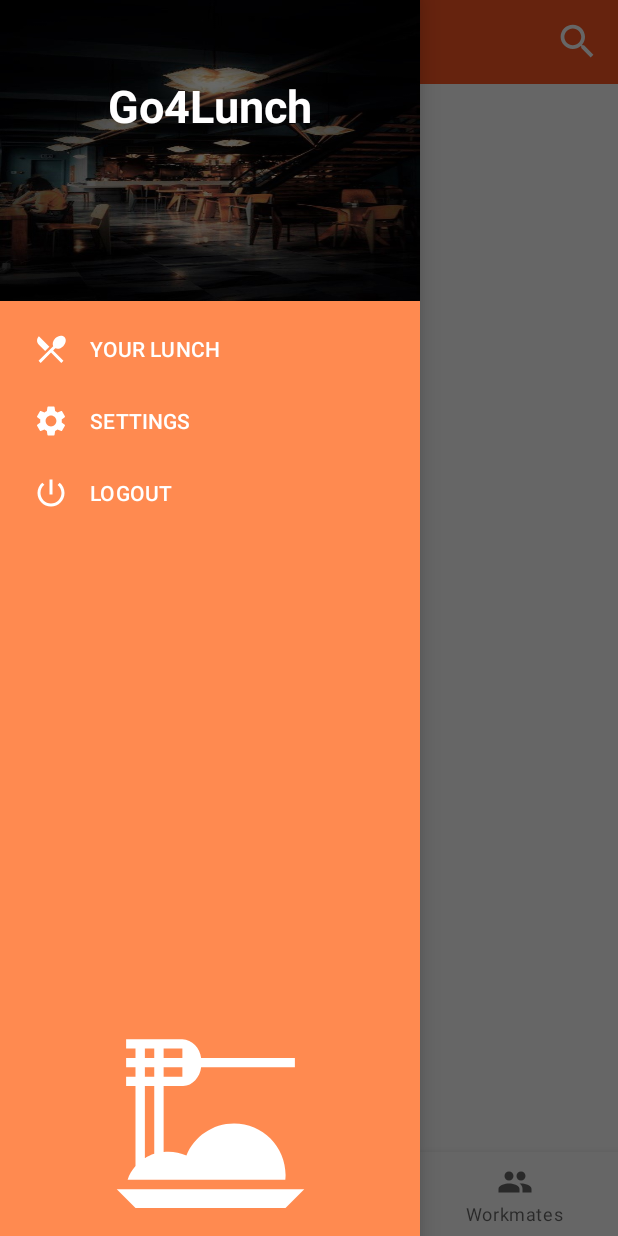
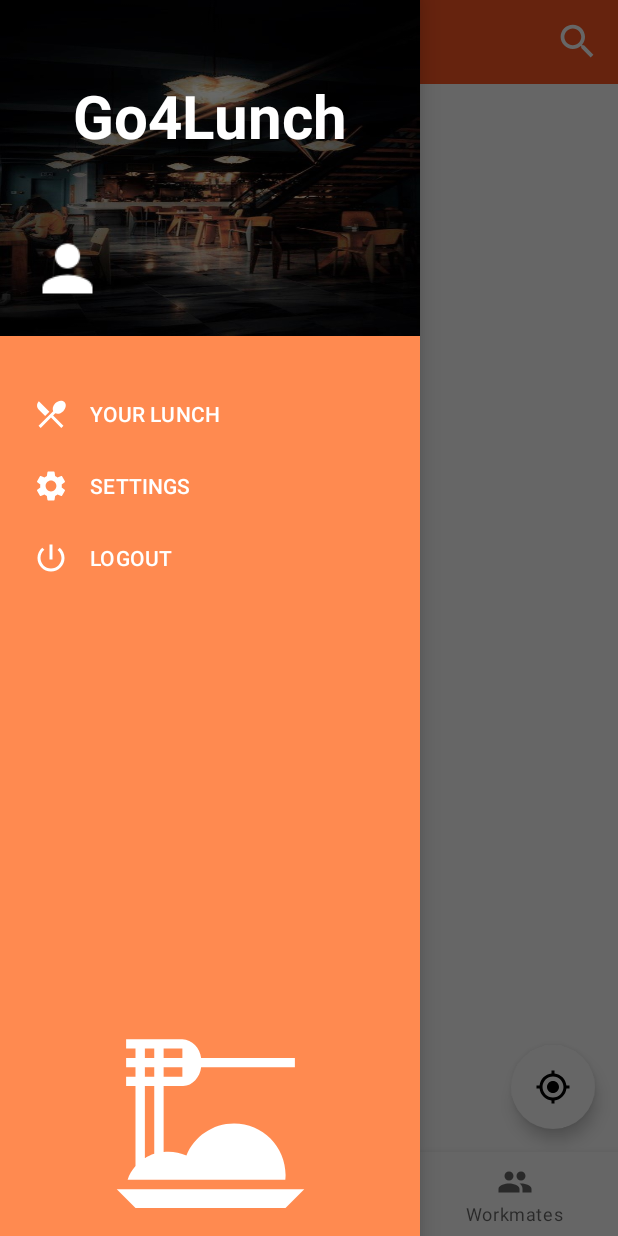
Before and after one commit to lucafrigeni1/P7-Go4Lunch, an Android app: the screen it shows after launch once a user with an empty profile is signed in (MainActivity), with the side drawer open, on a phone screen of 412 x 824 dp. Run offline under Robolectric (Android 15) with nearby library versions, the phone set to English and light mode, and no system bars; our stand-ins replace Firebase (no records; nobody signed in at launch, a user with empty details on screens opened directly); libraries missing offline, so code that uses them is left out: com.firebase.ui.

```diff
--- a/app/src/main/AndroidManifest.xml
+++ b/app/src/main/AndroidManifest.xml
@@ -37,9 +37,6 @@
             </intent-filter>
         </activity>
         <activity android:name=".UI.Activity.MainActivity"/>
-        <activity
-            android:name=".UI.Fragments.MapsFragment"
-            android:label="@string/title_activity_maps"/>
     </application>
 
 </manifest>
--- a/app/src/main/java/com/example/go4lunch/DI/ViewModelFactory.java
+++ b/app/src/main/java/com/example/go4lunch/DI/ViewModelFactory.java
@@ -29,9 +29,9 @@ public class ViewModelFactory implements ViewModelProvider.Factory {
     @Override
     public <T extends ViewModel> T create(@NonNull Class<T> modelClass) {
         if (modelClass.isAssignableFrom(RestaurantViewModel.class)){
-            //return (T) new RestaurantViewModel(mRestaurantDataRepository, mExecutor);
+            return (T) new RestaurantViewModel(mRestaurantDataRepository, mExecutor);
         } else if (modelClass.isAssignableFrom(WorkerViewModel.class)){
-            //return (T) new WorkerViewModel(mWorkerDataRepository, mExecutor);
+            return (T) new WorkerViewModel(mWorkerDataRepository, mExecutor);
         }
         throw new IllegalArgumentException("Unknown ViewModel class");
     }
--- a/app/src/main/java/com/example/go4lunch/UI/Activity/MainActivity.java
+++ b/app/src/main/java/com/example/go4lunch/UI/Activity/MainActivity.java
@@ -1,9 +1,12 @@
 package com.example.go4lunch.UI.Activity;
 
+import android.annotation.SuppressLint;
 import android.content.Intent;
 import android.os.Bundle;
+import android.text.TextUtils;
 import android.view.Menu;
 import android.view.MenuItem;
+import android.view.View;
 import android.widget.FrameLayout;
 import android.widget.ImageView;
 import android.widget.TextView;
@@ -54,9 +57,8 @@ public class MainActivity extends BaseActivity implements NavigationView.OnNavig
         setContentView(R.layout.activity_main);
         findViewById();
         pageSelected();
-
         configureToolBar();
-        //setHeader();
+        setHeader();
     }
 
     public void findViewById(){
@@ -65,9 +67,6 @@ public class MainActivity extends BaseActivity implements NavigationView.OnNavig
         drawerLayout = findViewById(R.id.drawer_layout);
         navigationView = findViewById(R.id.drawer_menu);
         toolbar = findViewById(R.id.top_toolbar);
-        headerPicture = findViewById(R.id.profil_image);
-        headerName = findViewById(R.id.worker_name);
-        headerMail = findViewById(R.id.worker_mail);
     }
 
     //TOP BAR
@@ -95,18 +94,18 @@ public class MainActivity extends BaseActivity implements NavigationView.OnNavig
     }
 
     //DRAWER MENU
+    @SuppressLint("NonConstantResourceId")
     @Override
     public boolean onNavigationItemSelected(@NonNull MenuItem item) {
         int id = item.getItemId();
 
         switch (id) {
-            case 1000156:
+            case R.id.your_lunch:
                 break;
-            case 1000225:
+            case R.id.settings:
                 break;
             case R.id.logout:
                 signOutUserFromFirebase();
-                startAuthenticationActivity();
                 break;
         }
         this.drawerLayout.closeDrawer(GravityCompat.START);
@@ -123,16 +122,25 @@ public class MainActivity extends BaseActivity implements NavigationView.OnNavig
     }
 
     private void setHeader(){
+        View header = navigationView.inflateHeaderView(R.layout.drawer_menu_header);
+        headerPicture = header.findViewById(R.id.profil_image);
+        headerName = header.findViewById(R.id.worker_name);
+        headerMail = header.findViewById(R.id.worker_mail);
+
         if (this.getCurrentUser() != null){
             if (this.getCurrentUser().getPhotoUrl() != null){
                 Glide.with(this)
                         .load(this.getCurrentUser().getPhotoUrl())
                         .apply(RequestOptions.circleCropTransform())
                         .into(headerPicture);
-            }
+            } else
+                Glide.with(this)
+                        .load(R.drawable.ic_baseline_person_24)
+                        .apply(RequestOptions.circleCropTransform())
+                        .into(headerPicture);
 
-            headerName.setText(this.getCurrentUser().getEmail());
-            headerMail.setText(this.getCurrentUser().getDisplayName());
+            headerName.setText(this.getCurrentUser().getDisplayName());
+            headerMail.setText(this.getCurrentUser().getEmail());
         }
     }
 
@@ -142,10 +150,10 @@ public class MainActivity extends BaseActivity implements NavigationView.OnNavig
                 .addOnSuccessListener(this, this.updateUIAfterRESTRequestsCompleted(SIGN_OUT_TASK));
     }
 
-    private OnSuccessListener<Void> updateUIAfterRESTRequestsCompleted(final int origin) {
+    private OnSuccessListener<Void> updateUIAfterRESTRequestsCompleted(final int origin){
         return aVoid -> {
             if (origin == SIGN_OUT_TASK) {
-                finish();
+                startAuthenticationActivity();
             }
         };
     }
@@ -157,17 +165,22 @@ public class MainActivity extends BaseActivity implements NavigationView.OnNavig
     }
 
     //BOTTOM MENU
+    @SuppressLint("NonConstantResourceId")
     private void pageSelected(){
         initFragment();
+        setFragment(mapsFragment);
         bottomNavigationView.setOnNavigationItemSelectedListener(item -> {
             switch (item.getItemId()){
-                case 1000169:
+                case R.id.map_page:
+                    toolbar.setTitle(getString(R.string.toolbar_text_1));
+                    setFragment(mapsFragment);
                     break;
-                case 1000105:
+                case R.id.restaurant_page:
+                    toolbar.setTitle(getString(R.string.toolbar_text_1));
                     setFragment(restaurantListFragment);
                     break;
-                case 1000026:
-                    toolbar.setTitle(R.string.toolbar_text_2);
+                case R.id.worker_page:
+                    toolbar.setTitle(getString(R.string.toolbar_text_2));
                     setFragment(workerListFragment);
                     break;
             }
--- a/app/src/main/java/com/example/go4lunch/UI/Fragments/MapsFragment.java
+++ b/app/src/main/java/com/example/go4lunch/UI/Fragments/MapsFragment.java
@@ -2,7 +2,7 @@ package com.example.go4lunch.UI.Fragments;
 
 import androidx.annotation.NonNull;
 import androidx.annotation.Nullable;
-import androidx.fragment.app.FragmentActivity;
+import androidx.fragment.app.Fragment;
 
 import android.os.Bundle;
 import android.view.LayoutInflater;
@@ -17,23 +17,40 @@ import com.google.android.gms.maps.OnMapReadyCallback;
 import com.google.android.gms.maps.SupportMapFragment;
 import com.google.android.gms.maps.model.LatLng;
 import com.google.android.gms.maps.model.MarkerOptions;
+import com.google.android.libraries.places.api.Places;
+import com.google.android.libraries.places.api.net.PlacesClient;
+import com.google.android.material.floatingactionbutton.FloatingActionButton;
 
-public class MapsFragment extends FragmentActivity implements OnMapReadyCallback {
+public class MapsFragment extends Fragment implements OnMapReadyCallback {
 
     private GoogleMap mMap;
 
+    FloatingActionButton floatingActionButton;
 
     @Override
-    protected void onCreate(Bundle savedInstanceState) {
+    public void onCreate(Bundle savedInstanceState) {
         super.onCreate(savedInstanceState);
-        setContentView(R.layout.activity_maps);
-        // Obtain the SupportMapFragment and get notified when the map is ready to be used.
-        SupportMapFragment mapFragment = (SupportMapFragment) getSupportFragmentManager()
+
+        //Places.initialize(getApplicationContext(), apiKey);
+
+        //PlacesClient placesClient = Places.createClient(this);
+    }
+
+    @Nullable
+    @Override
+    public View onCreateView(@NonNull LayoutInflater inflater, @Nullable ViewGroup container, @Nullable Bundle savedInstanceState) {
+        View view = inflater.inflate(R.layout.activity_maps, container, false);
+        if (mMap == null) {
+            initMap();
+        }
+        return view;
+    }
+
+    private void initMap(){
+        SupportMapFragment mapFragment = (SupportMapFragment) getChildFragmentManager()
                 .findFragmentById(R.id.map);
         mapFragment.getMapAsync(this);
     }
-
-
 
     /**
      * Manipulates the map once available.
--- a/app/src/main/java/com/example/go4lunch/UI/Fragments/WorkerListFragment.java
+++ b/app/src/main/java/com/example/go4lunch/UI/Fragments/WorkerListFragment.java
@@ -5,15 +5,55 @@ import android.view.LayoutInflater;
 import android.view.View;
 import android.view.ViewGroup;
 
+import com.example.go4lunch.DI.Injections;
+import com.example.go4lunch.DI.ViewModelFactory;
+import com.example.go4lunch.Models.Worker;
+import com.example.go4lunch.R;
+import com.example.go4lunch.UI.RecyclerView.WorkersAdapter;
+import com.example.go4lunch.ViewModel.WorkerViewModel;
+
+import java.util.ArrayList;
+import java.util.List;
+
 import androidx.annotation.NonNull;
 import androidx.annotation.Nullable;
 import androidx.fragment.app.Fragment;
+import androidx.lifecycle.ViewModelProviders;
+import androidx.recyclerview.widget.LinearLayoutManager;
+import androidx.recyclerview.widget.RecyclerView;
 
 public class WorkerListFragment extends Fragment {
+
+    private WorkerViewModel mWorkerViewModel;
+
+    private RecyclerView listWorkers;
+    private List<Worker> workers = new ArrayList<>();
+    private final WorkersAdapter adapter = new WorkersAdapter(workers);
 
     @Nullable
     @Override
     public View onCreateView(@NonNull LayoutInflater inflater, @Nullable ViewGroup container, @Nullable Bundle savedInstanceState) {
         return super.onCreateView(inflater, container, savedInstanceState);
+
+
     }
+
+    private void findViewById(){
+        //listWorkers = findViewById(R.id.worker_list);
+    }
+
+    private void setRecyclerView(){
+        //listWorkers.setLayoutManager(new LinearLayoutManager(this, LinearLayoutManager.VERTICAL, false));
+        listWorkers.setAdapter(adapter);
+    }
+
+    private void setWorkerViewModel(){
+        //ViewModelFactory viewModelFactory = Injections.provideViewModelFactory(this);
+        //this.mWorkerViewModel = ViewModelProviders.of(this, viewModelFactory).get(WorkerViewModel.class);
+    }
+
+    private void getWorkers(){
+        mWorkerViewModel.getWorkersList();
+    }
+
 }
--- /dev/null
+++ b/app/src/main/res/drawable/ic_baseline_person_24.xml
@@ -0,0 +1,5 @@
+<vector android:height="36dp" android:tint="#FFFFFF"
+    android:viewportHeight="24" android:viewportWidth="24"
+    android:width="36dp" xmlns:android="http://schemas.android.com/apk/res/android">
+    <path android:fillColor="@android:color/white" android:pathData="M12,12c2.21,0 4,-1.79 4,-4s-1.79,-4 -4,-4 -4,1.79 -4,4 1.79,4 4,4zM12,14c-2.67,0 -8,1.34 -8,4v2h16v-2c0,-2.66 -5.33,-4 -8,-4z"/>
+</vector>
--- a/app/src/main/res/layout/activity_main.xml
+++ b/app/src/main/res/layout/activity_main.xml
@@ -44,7 +44,6 @@
         android:layout_gravity="start"
         android:fitsSystemWindows="true"
         android:background="@color/menu"
-        app:headerLayout="@layout/drawer_menu_header"
         app:menu="@menu/drawer_menu"
         app:itemTextColor="@color/white"
         app:itemIconTint="@color/white" >
--- a/app/src/main/res/layout/drawer_menu_header.xml
+++ b/app/src/main/res/layout/drawer_menu_header.xml
@@ -4,7 +4,9 @@
     android:layout_width="match_parent"
     android:layout_height="wrap_content"
     xmlns:tools="http://schemas.android.com/tools"
-    android:background="@drawable/restaurant">
+    android:background="@drawable/restaurant"
+    android:layout_marginBottom="20dp"
+    android:paddingBottom="20dp">
 
     <TextView
         android:id="@+id/title"
@@ -15,16 +17,16 @@
         app:layout_constraintEnd_toEndOf="parent"
         android:layout_marginTop="50dp"
         android:text="@string/app_name"
-        android:textSize="30sp"
+        android:textSize="40sp"
         android:textStyle="bold"/>
 
     <ImageView
         android:id="@+id/profil_image"
-        android:layout_width="wrap_content"
-        android:layout_height="80dp"
+        android:layout_width="50dp"
+        android:layout_height="50dp"
         app:layout_constraintStart_toStartOf="parent"
         app:layout_constraintTop_toBottomOf="@+id/title"
-        android:layout_marginTop="30dp"
+        android:layout_marginTop="50dp"
         android:layout_marginStart="20dp"/>
 
     <TextView
@@ -36,6 +38,7 @@
         app:layout_constraintBottom_toBottomOf="@id/profil_image"
         android:layout_marginStart="10dp"
         android:layout_marginBottom="20dp"
+        android:textStyle="bold"
         tools:text="Luca FRIGENI"/>
 
     <TextView
--- a/app/src/main/res/layout/fragment_worker.xml
+++ b/app/src/main/res/layout/fragment_worker.xml
@@ -1,5 +1,6 @@
 <?xml version="1.0" encoding="utf-8"?>
-<androidx.constraintlayout.widget.ConstraintLayout xmlns:android="http://schemas.android.com/apk/res/android"
+<androidx.constraintlayout.widget.ConstraintLayout
+    xmlns:android="http://schemas.android.com/apk/res/android"
     android:layout_width="match_parent"
     android:layout_height="wrap_content"
     xmlns:app="http://schemas.android.com/apk/res-auto"
```
Also changed, not shown: app/build.gradle (+9 -0 lines), app/src/main/java/com/example/go4lunch/UI/Activity/AuthenticationActivity.java (+14 -0 lines), app/src/main/java/com/example/go4lunch/UI/RecyclerView/WorkersAdapter.java (+22 -7 lines), app/src/main/java/com/example/go4lunch/Utils/BaseActivity.java (+10 -0 lines), app/src/main/java/com/example/go4lunch/ViewModel/WorkerDataRepository.java (+36 -0 lines), app/src/main/java/com/example/go4lunch/ViewModel/WorkerViewModel.java (+10 -0 lines).
